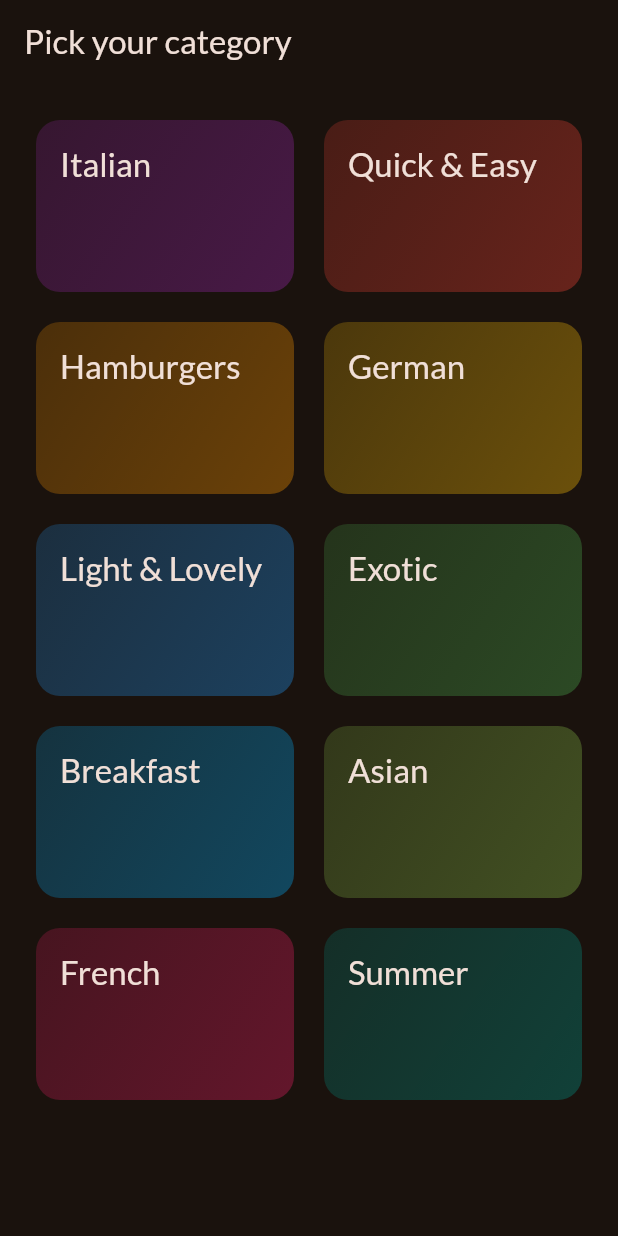
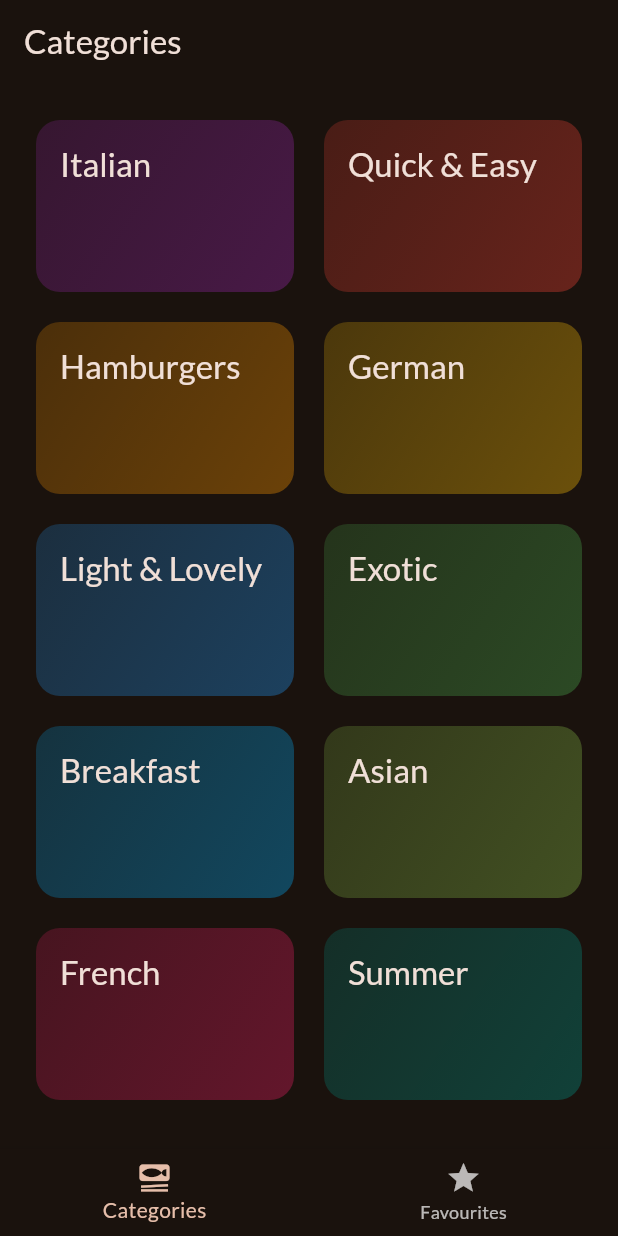
Before and after one commit to engineer-dilnawaz/flutter_meals_app, a Flutter app: the screen it shows after launch, on a phone screen of 412 x 824 dp. Run offline on Flutter 3.47's test engine with Material 3 defaults, Android fonts, the phone set to English and light mode, and no system bars; our stand-ins replace google_fonts, transparent_image.

Commit message:
Implement TabsScreen for navigation and update MealsScreen to handle optional title

```diff
--- a/lib/main.dart
+++ b/lib/main.dart
@@ -1,7 +1,6 @@
 import 'package:flutter/material.dart';
+import 'package:flutter_meals_app/screens/tabs.dart';
 import 'package:google_fonts/google_fonts.dart';
-
-import 'package:flutter_meals_app/screens/categories.dart';
 
 final theme = ThemeData(
   useMaterial3: true,
@@ -21,6 +20,6 @@ class App extends StatelessWidget {
 
   @override
   Widget build(BuildContext context) {
-    return MaterialApp(theme: theme, home: CategoriesScreen());
+    return MaterialApp(theme: theme, home: TabsScreen());
   }
 }
--- a/lib/screens/categories.dart
+++ b/lib/screens/categories.dart
@@ -26,9 +26,7 @@ class CategoriesScreen extends StatelessWidget {
 
   @override
   Widget build(BuildContext context) {
-    return Scaffold(
-      appBar: AppBar(title: Text('Pick your category')),
-      body: GridView(
+    return GridView(
       padding: EdgeInsets.all(24.0),
       gridDelegate: SliverGridDelegateWithFixedCrossAxisCount(
         crossAxisCount: 2,
@@ -46,7 +44,6 @@ class CategoriesScreen extends StatelessWidget {
             },
           ),
       ],
-      ),
     );
   }
 }
--- a/lib/screens/meals.dart
+++ b/lib/screens/meals.dart
@@ -4,9 +4,9 @@ import 'package:flutter_meals_app/screens/meal_details.dart';
 import 'package:flutter_meals_app/widgets/meal_item.dart';
 
 class MealsScreen extends StatelessWidget {
-  const MealsScreen({super.key, required this.title, required this.meals});
+  const MealsScreen({super.key, this.title, required this.meals});
 
-  final String title;
+  final String? title;
   final List<Meal> meals;
 
   void _selectMeal(BuildContext context, Meal meal) {
@@ -51,6 +51,10 @@ class MealsScreen extends StatelessWidget {
       );
     }
 
-    return Scaffold(appBar: AppBar(title: Text(title)), body: content);
+    if (title == null) {
+      return content;
+    }
+
+    return Scaffold(appBar: AppBar(title: Text(title!)), body: content);
   }
 }
--- /dev/null
+++ b/lib/screens/tabs.dart
@@ -0,0 +1,50 @@
+import 'package:flutter/material.dart';
+
+import 'package:flutter_meals_app/screens/categories.dart';
+import 'package:flutter_meals_app/screens/meals.dart';
+
+class TabsScreen extends StatefulWidget {
+  const TabsScreen({super.key});
+
+  @override
+  State<TabsScreen> createState() {
+    return _TabsScreenState();
+  }
+}
+
+class _TabsScreenState extends State<TabsScreen> {
+  int _selectedPageIndex = 0;
+
+  void _selectPage(int index) {
+    setState(() {
+      _selectedPageIndex = index;
+    });
+  }
+
+  @override
+  Widget build(BuildContext context) {
+    Widget activePage = const CategoriesScreen();
+    String activePageTitle = 'Categories';
+
+    if (_selectedPageIndex == 1) {
+      activePage = MealsScreen(meals: []);
+      activePageTitle = 'Your Favourites';
+    }
+
+    return Scaffold(
+      appBar: AppBar(title: Text(activePageTitle)),
+      body: activePage,
+      bottomNavigationBar: BottomNavigationBar(
+        currentIndex: _selectedPageIndex,
+        onTap: _selectPage,
+        items: [
+          BottomNavigationBarItem(
+            icon: Icon(Icons.set_meal),
+            label: 'Categories',
+          ),
+          BottomNavigationBarItem(icon: Icon(Icons.star), label: 'Favourites'),
+        ],
+      ),
+    );
+  }
+}
```
Lines whose indentation alone changed are shown as unchanged.
